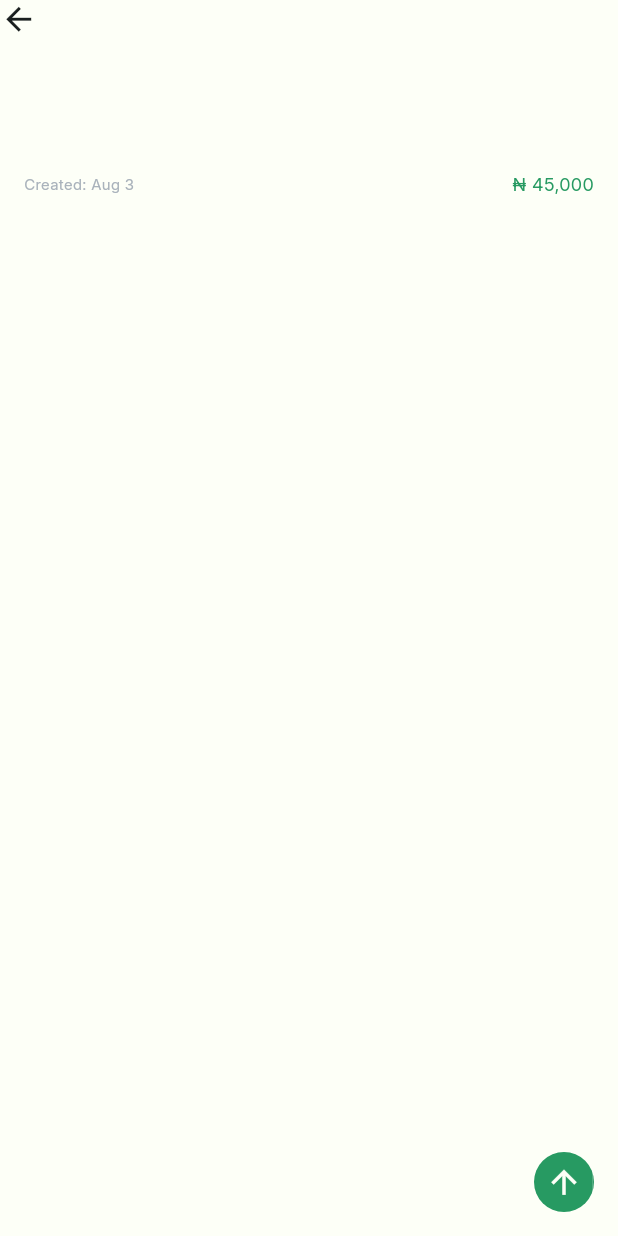
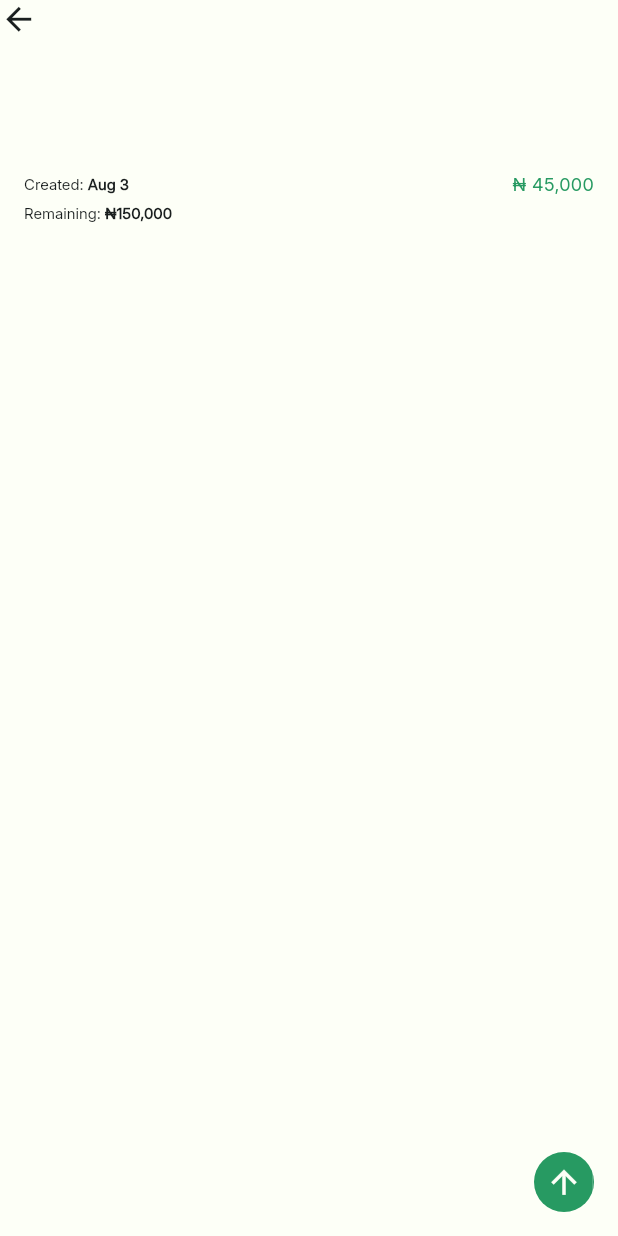
Before and after one commit to obialohenry/spent, a Flutter app: the BalanceSheetDetailScreen screen opened directly, on a phone screen of 412 x 824 dp. Run offline on Flutter 3.47's test engine with Material 3 defaults, Android fonts, the phone set to English and light mode, and no system bars; our stand-ins replace flutter_svg.

Commit message:
build: Balance Sheet Details Screen

```diff
--- a/lib/cofig/spent_strings.dart
+++ b/lib/cofig/spent_strings.dart
@@ -15,4 +15,5 @@ class SpentStrings {
   static const hdrAddExpense = 'Add Expense';
   static const hintAmountSpent = 'Amount Spent';
   static const hintNote = 'Note';
+  static const tipRemaining = 'Remaining';
 }
--- a/lib/src/components.dart
+++ b/lib/src/components.dart
@@ -5,3 +5,4 @@ export 'package:spent/view/components/shimmer_slide.dart';
 export 'package:spent/view/components/button.dart';
 export 'package:spent/view/components/app_bar.dart';
 export 'package:spent/view/components/custom_text_field.dart';
+export 'package:spent/view/components/colored_texts.dart';
--- a/lib/view/components/colored_texts.dart
+++ b/lib/view/components/colored_texts.dart
@@ -23,7 +23,7 @@ class ColoredTexts extends StatelessWidget {
             ),
           ),
         ],
-        text: '$leadingText: ',
+        text: leadingText,
         style: TextStyle(
           fontFamily: SpentStrings.inter,
           fontSize: 10,
--- a/lib/view/screens/dashboard/balance_sheet_detail_screen.dart
+++ b/lib/view/screens/dashboard/balance_sheet_detail_screen.dart
@@ -23,13 +23,17 @@ class BalanceSheetDetailScreen extends StatelessWidget {
                 Row(
                   mainAxisAlignment: MainAxisAlignment.spaceBetween,
                   children: [
-                    TextView(
-                      text: '${SpentStrings.tipCreated}: Aug 3',
-                      fontSize: 10,
-                      color: SpentColors.kFrostedSteel,
+                    ColoredTexts(
+                      leadingText: '${SpentStrings.tipCreated}: ',
+                      trailingText: 'Aug 3',
                     ),
                     TextView(text: '₦ 45,000', fontSize: 12, color: SpentColors.kPrimary),
                   ],
+                ),
+                Gap(5),
+                ColoredTexts(
+                  leadingText: '${SpentStrings.tipRemaining}: ',
+                  trailingText: '₦150,000',
                 ),
               ],
             ),
--- a/lib/view/screens/dashboard/home_screen.dart
+++ b/lib/view/screens/dashboard/home_screen.dart
@@ -2,7 +2,6 @@ import 'package:flutter/material.dart';
 import 'package:spent/src/components.dart';
 import 'package:spent/src/config.dart';
 import 'package:spent/src/screens.dart';
-import 'package:spent/view/components/colored_texts.dart';
 
 class HomeScreen extends StatefulWidget {
   const HomeScreen({super.key});
@@ -124,8 +123,8 @@ class BalanceSheetSummaryCard extends StatelessWidget {
               ],
             ),
             Gap(8),
-            ColoredTexts(leadingText: SpentStrings.tipCreated, trailingText: dateCreated),
-            ColoredTexts(leadingText: SpentStrings.tipTotal, trailingText: totalAmount),
+            ColoredTexts(leadingText: '${SpentStrings.tipCreated}: ', trailingText: dateCreated),
+            ColoredTexts(leadingText: '${SpentStrings.tipTotal}: ', trailingText: totalAmount),
           ],
         ),
       ),
```
Also changed, not shown: lib/src/screens.dart (line endings or trailing spaces).
